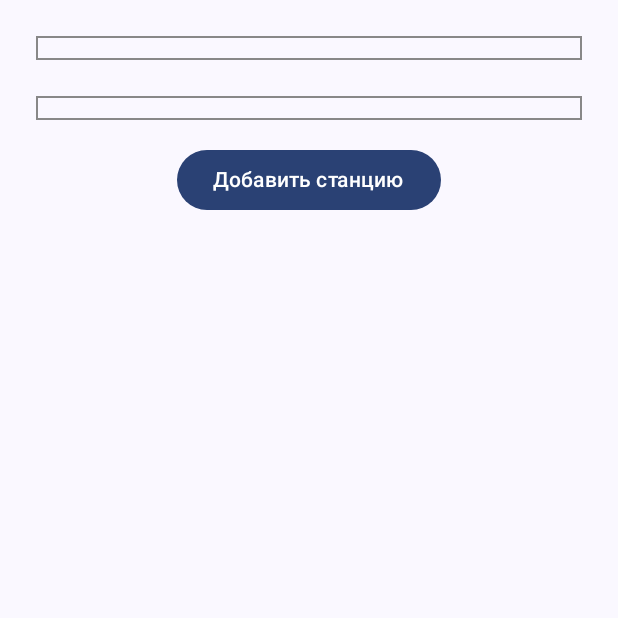
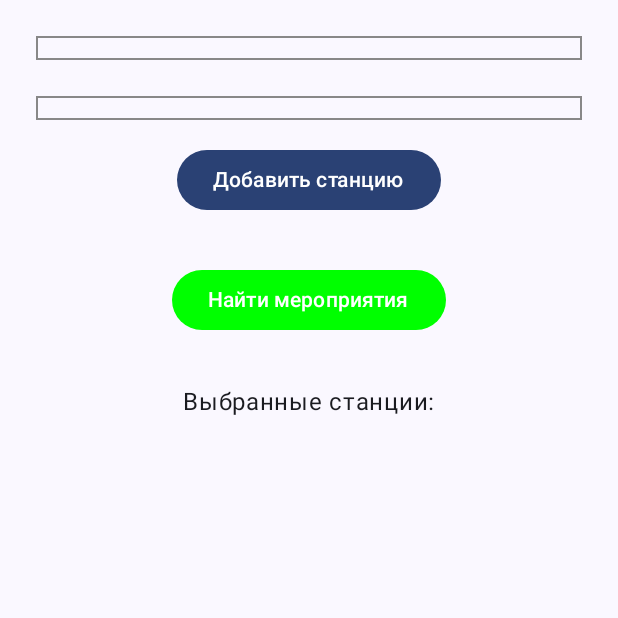
Before and after one commit to ivanz851/GatherRound, an Android app built with Jetpack Compose: the composable StationInputScreen called with empty values, after a tap on "Добавить станцию", on a phone screen of 412 x 824 dp, the top half of it. Run offline under Robolectric (Android 15) with nearby library versions, the phone set to English and light mode, and no system bars; network calls fail.

Commit message:
add EventListActivity

```diff
--- a/app/app/src/main/java/app/gatherround/StationInputActivity.kt
+++ b/app/app/src/main/java/app/gatherround/StationInputActivity.kt
@@ -1,5 +1,6 @@
 package app.gatherround
 
+import android.content.Intent
 import android.os.Bundle
 import androidx.activity.ComponentActivity
 import androidx.activity.compose.setContent
@@ -16,6 +17,7 @@ import androidx.compose.ui.unit.dp
 import androidx.compose.ui.tooling.preview.Preview
 import androidx.compose.foundation.lazy.LazyColumn
 import androidx.compose.foundation.lazy.items
+import androidx.compose.ui.platform.LocalContext
 import androidx.compose.ui.text.TextStyle
 import app.gatherround.metro.MetroData
 
@@ -42,6 +44,11 @@ fun MyApp(stationsNames: List<Pair<String, String>>) {
 @Composable
 fun StationInputScreen(stationsNames: List<Pair<String, String>>) {
     var stations by remember { mutableStateOf(listOf("")) }
+    val selectedStations =
+        remember { mutableStateOf(mutableSetOf<Pair<String, String>>()) }
+
+    val context = LocalContext.current
+
     Column(
         modifier = Modifier
             .fillMaxSize()
@@ -56,6 +63,9 @@ fun StationInputScreen(stationsNames: List<Pair<String, String>>) {
                 stationsNames = stationsNames,
                 onValueChange = { newStation, ind ->
                     stations = stations.toMutableList().apply { set(ind, newStation) }
+                },
+                onSelect = { station, line ->
+                    selectedStations.value.add(station to line)
                 }
             )
         }
@@ -67,6 +77,31 @@ fun StationInputScreen(stationsNames: List<Pair<String, String>>) {
                 Text("Добавить станцию")
             }
         }
+
+        Spacer(modifier = Modifier.height(16.dp))
+
+        Button(
+            onClick = {
+                val events = listOf(
+                    "Концерт на станции Печатники",
+                    "Фестиваль на станции Курская",
+                    "Выставка на станции Тверская"
+                )
+                val intent = Intent(context, EventListActivity::class.java).apply {
+                    putStringArrayListExtra("events", ArrayList(events))
+                }
+                context.startActivity(intent)
+            },
+            colors = ButtonDefaults.buttonColors(containerColor = Color.Green)
+        ) {
+            Text("Найти мероприятия", color = Color.White)
+        }
+
+        Spacer(modifier = Modifier.height(16.dp))
+        Text("Выбранные станции:")
+        selectedStations.value.forEach { (station, line) ->
+            Text("- $station ($line)")
+        }
     }
 }
 
@@ -75,7 +110,8 @@ fun StationInputField(
     index: Int,
     station: String,
     stationsNames: List<Pair<String, String>>,
-    onValueChange: (String, Int) -> Unit
+    onValueChange: (String, Int) -> Unit,
+    onSelect: (String, String) -> Unit
 ) {
     var text by remember { mutableStateOf(station) }
     var expanded by remember { mutableStateOf(false) }
@@ -107,6 +143,7 @@ fun StationInputField(
                                 .clickable {
                                     text = station
                                     onValueChange(station, index)
+                                    onSelect(station, line)
                                     expanded = false
                                 }
                                 .padding(8.dp),
--- a/app/app/src/main/res/values/strings.xml
+++ b/app/app/src/main/res/values/strings.xml
@@ -1,4 +1,5 @@
 <resources>
     <string name="app_name">GatherRound</string>
     <string name="title_activity_station_input">StationInputActivity</string>
+    <string name="title_activity_event_list">EventListActivity</string>
 </resources>
```
Also changed, not shown: app/app/src/main/AndroidManifest.xml (+10 -4 lines), app/app/src/main/java/app/gatherround/EventListActivity.kt (added, +51 -0 lines).
